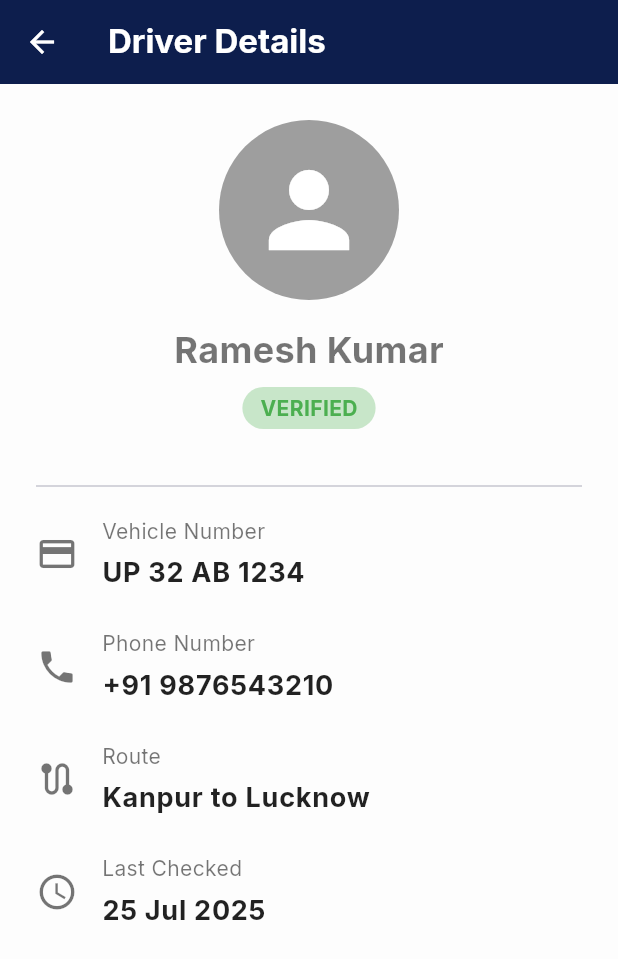
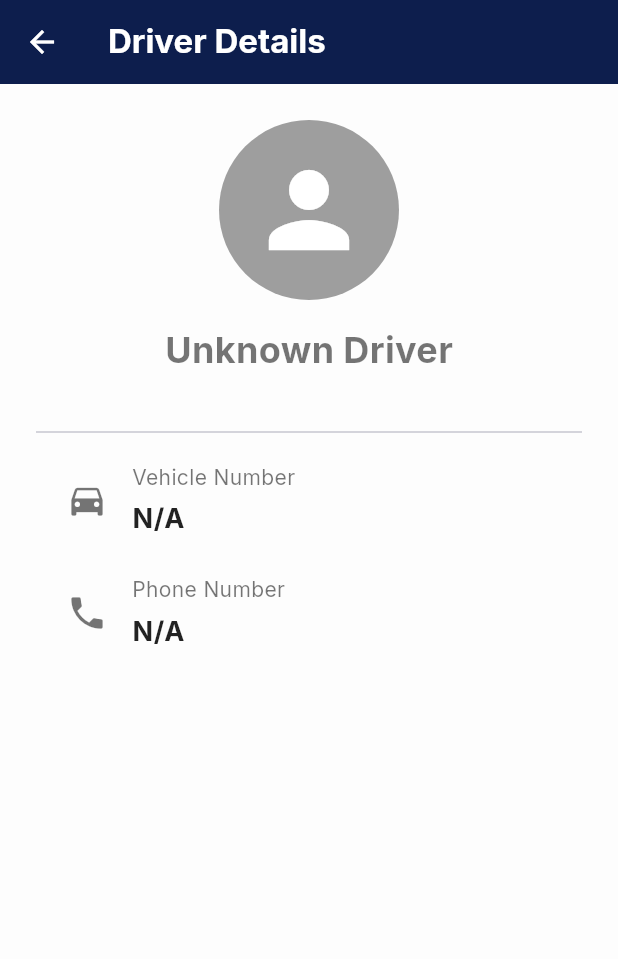
Before and after one commit to siva-2006/UP-Police-App, a Flutter app: the HomeDashboardScreen screen opened directly, after a tap on "Driver Details", on a phone screen of 412 x 824 dp. Shown: the top 959 px of the screen. Run offline on Flutter 3.47's test engine with Material 3 defaults, Android fonts, the phone set to English and light mode, and no system bars; our stand-ins replace camera, cloud_firestore, firebase_auth, firebase_core, firebase_storage, flutter_contacts and 3 more; missing offline and left inert: mobile_scanner; accounts and stored records are empty.

```diff
--- a/lib/driver_details_screen.dart
+++ b/lib/driver_details_screen.dart
@@ -1,13 +1,14 @@
 // lib/driver_details_screen.dart
 import 'package:flutter/material.dart';
-import 'package:eclub_app/app_themes.dart';
 
 class DriverDetailsScreen extends StatelessWidget {
-  const DriverDetailsScreen({super.key});
+  final Map<String, String> driverDetails;
+
+  const DriverDetailsScreen({super.key, required this.driverDetails});
 
   Widget _buildDetailRow(BuildContext context, IconData icon, String label, String value) {
     return Padding(
-      padding: const EdgeInsets.symmetric(vertical: 12.0),
+      padding: const EdgeInsets.symmetric(vertical: 12.0, horizontal: 20.0),
       child: Row(
         children: [
           Icon(icon, color: Theme.of(context).textTheme.bodyMedium?.color, size: 28),
@@ -34,10 +35,7 @@ class DriverDetailsScreen extends StatelessWidget {
   @override
   Widget build(BuildContext context) {
     return Scaffold(
-      backgroundColor: Theme.of(context).scaffoldBackgroundColor,
-      appBar: AppBar(
-        title: const Text('Driver Details'),
-      ),
+      appBar: AppBar(title: const Text('Driver Details')),
       body: SingleChildScrollView(
         padding: const EdgeInsets.all(24.0),
         child: Column(
@@ -49,28 +47,14 @@ class DriverDetailsScreen extends StatelessWidget {
               child: Icon(Icons.person, size: 80, color: Colors.white),
             ),
             const SizedBox(height: 16),
-            const Text(
-              'Ramesh Kumar', // Example Name
-              style: TextStyle(fontSize: 24, fontWeight: FontWeight.bold),
-            ),
-            const SizedBox(height: 8),
-            Container(
-              padding: const EdgeInsets.symmetric(horizontal: 12, vertical: 4),
-              decoration: BoxDecoration(
-                color: Colors.green.shade100,
-                borderRadius: BorderRadius.circular(20),
-              ),
-              child: const Text(
-                'VERIFIED',
-                style: TextStyle(color: Colors.green, fontWeight: FontWeight.bold),
-              ),
+            Text(
+              driverDetails['name'] ?? 'Unknown Driver',
+              style: const TextStyle(fontSize: 24, fontWeight: FontWeight.bold),
             ),
             const SizedBox(height: 30),
             const Divider(),
-            _buildDetailRow(context, Icons.credit_card, 'Vehicle Number', 'UP 32 AB 1234'),
-            _buildDetailRow(context, Icons.phone, 'Phone Number', '+91 9876543210'),
-            _buildDetailRow(context, Icons.route, 'Route', 'Kanpur to Lucknow'),
-            _buildDetailRow(context, Icons.schedule, 'Last Checked', '25 Jul 2025'),
+            _buildDetailRow(context, Icons.directions_car, 'Vehicle Number', driverDetails['vehicleNumber'] ?? 'N/A'),
+            _buildDetailRow(context, Icons.phone, 'Phone Number', driverDetails['phone'] ?? 'N/A'),
           ],
         ),
       ),
--- a/lib/home_dashboard_screen.dart
+++ b/lib/home_dashboard_screen.dart
@@ -134,8 +134,13 @@ class _HomeDashboardScreenState extends State<HomeDashboardScreen> {
                 const SizedBox(height: 30),
                 _buildMenuButton(isHindi ? 'लाइट/डार्क मोड' : 'Light/Dark Mode', Icons.brightness_6, () => themeNotifier.toggleTheme()),
                 _buildMenuButton(isHindi ? 'आपात संपर्क' : 'Emergency Contacts', Icons.contact_emergency, () => Navigator.push(context, MaterialPageRoute(builder: (context) => const EmergencyContactsScreen()))),
-                _buildMenuButton(isHindi ? 'ड्राइवर का विवरण' : 'Driver Details', Icons.person_search, () => Navigator.push(context, MaterialPageRoute(builder: (context) => const DriverDetailsScreen()))),
-                _buildMenuButton(isHindi ? 'सवारी का इतिहास' : 'Rides Taken', Icons.history, () => Navigator.push(context, MaterialPageRoute(builder: (context) => const RideHistoryPage()))),
+                // --- FIX APPLIED HERE ---
+                _buildMenuButton(
+                  isHindi ? 'ड्राइवर का विवरण' : 'Driver Details',
+                  Icons.person_search,
+                  () => Navigator.push(context, MaterialPageRoute(builder: (context) => const DriverDetailsScreen(driverDetails: {})))
+                ),
+                _buildMenuButton(isHindi ? 'सवारी का इतिहास' : 'Rides Taken', Icons.history, () => Navigator.push(context, MaterialPageRoute(builder: (context) => RideHistoryPage()))),
                 _buildMenuButton(isHindi ? 'अधिक सेटिंग्स' : 'More Settings', Icons.more_horiz, () => Navigator.push(context, MaterialPageRoute(builder: (context) => const MoreSettingsPage()))),
                 _buildMenuButton(isHindi ? 'भाषा बदलें (English)' : 'Change Language (हिन्दी)', Icons.language, () => languageNotifier.toggleLanguage()),
                 const Spacer(),
```
Also changed, not shown: lib/qr_scan_page.dart (+64 -36 lines), lib/ride_history_page.dart (+49 -19 lines), lib/welcome_home_screen.dart (+5 -3 lines).
